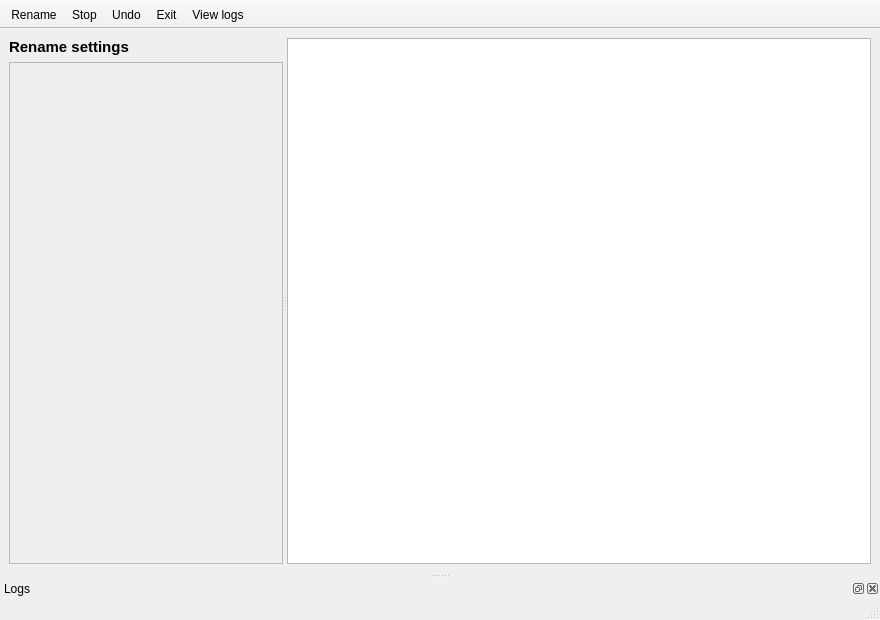
The window that MainWindow.ui (Takashi-Inoue/FileRenamer_Archived) describes before a commit, drawn with Qt 5.
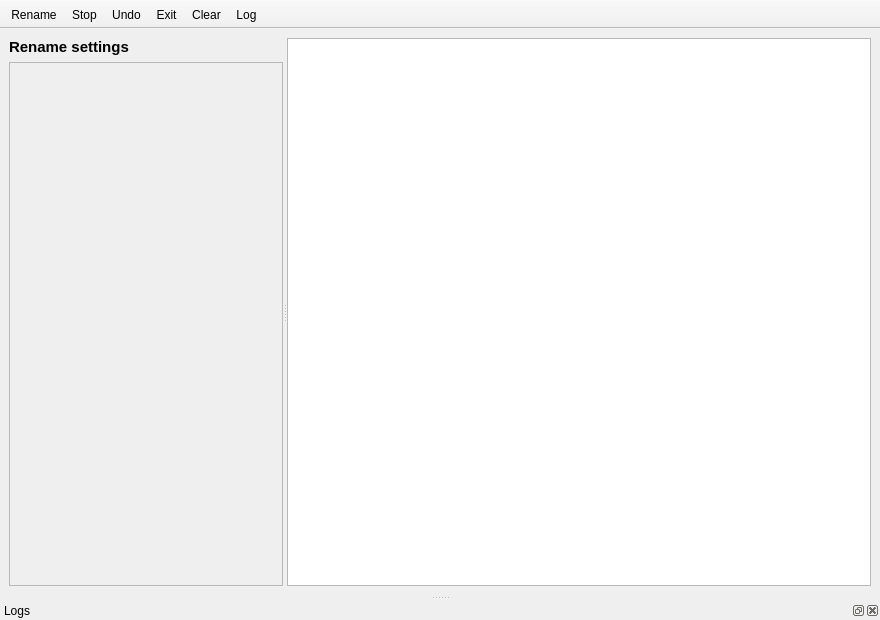
The same window after the commit. Icons and pictures are not drawn. Custom widgets are drawn as their Qt base class.

Commit message: Added: Clear all items.

```diff
--- a/MainWindow.ui
+++ b/MainWindow.ui
@@ -50,7 +50,7 @@
              <x>0</x>
              <y>0</y>
              <width>274</width>
-             <height>461</height>
+             <height>488</height>
             </rect>
            </property>
           </widget>
@@ -82,7 +82,6 @@
     </item>
    </layout>
   </widget>
-  <widget class="QStatusBar" name="statusbar"/>
   <widget class="QToolBar" name="toolBar">
    <property name="windowTitle">
     <string>toolBar</string>
@@ -112,6 +111,7 @@
    <addaction name="actionStop"/>
    <addaction name="actionUndo"/>
    <addaction name="actionExit"/>
+   <addaction name="actionClearItems"/>
    <addaction name="actionViewLogs"/>
   </widget>
   <widget class="QDockWidget" name="dockWidgetLogs">
@@ -180,12 +180,24 @@
      <normaloff>:/res/icons/text-x-preview.ico</normaloff>:/res/icons/text-x-preview.ico</iconset>
    </property>
    <property name="text">
-    <string>View logs</string>
+    <string>Log</string>
    </property>
    <property name="toolTip">
     <string>View rename logs</string>
    </property>
   </action>
+  <action name="actionClearItems">
+   <property name="icon">
+    <iconset resource="images.qrc">
+     <normaloff>:/res/images/clear.svg</normaloff>:/res/images/clear.svg</iconset>
+   </property>
+   <property name="text">
+    <string>Clear</string>
+   </property>
+   <property name="toolTip">
+    <string>Clear list</string>
+   </property>
+  </action>
  </widget>
  <customwidgets>
   <customwidget>
```
The commit also changes 11 other files.
